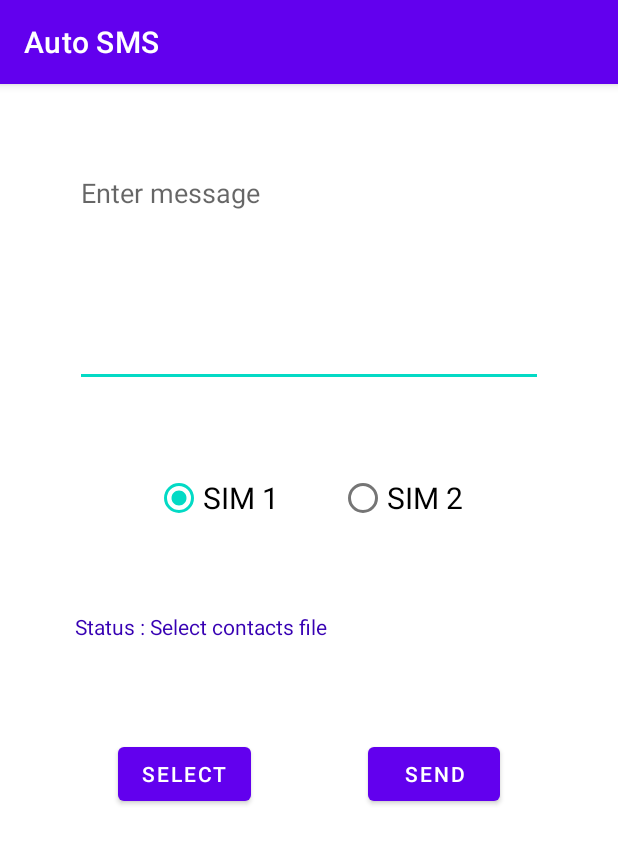
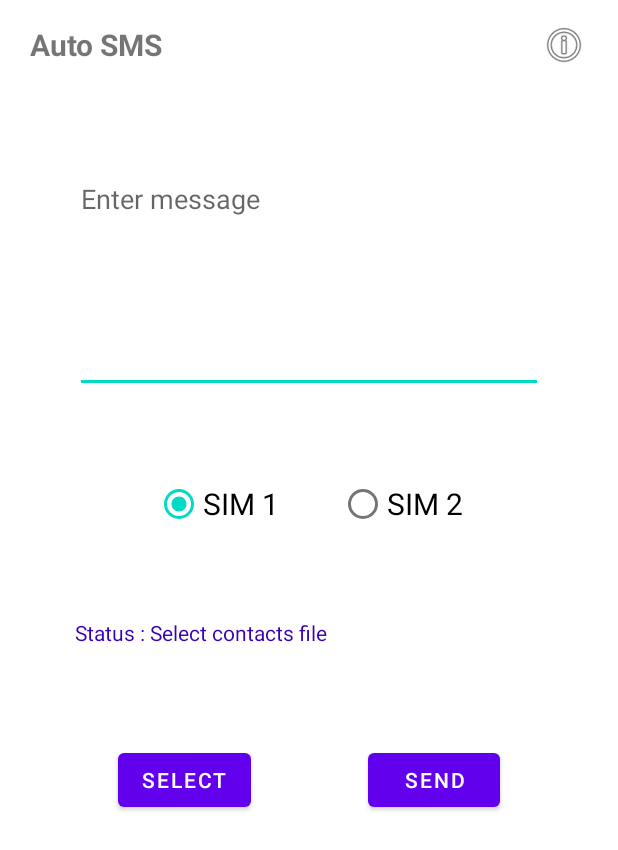
Before and after one commit to ujjwalkumar8577/AutoSMS, an Android app: the screen it shows after launch (SmsActivity), on a phone screen of 412 x 824 dp. Shown: the top 850 px of the screen. Run offline under Robolectric (Android 15) with nearby library versions, the phone set to English and light mode, and no system bars.

Commit message:
improved UI

```diff
--- a/app/src/main/res/layout/activity_sms.xml
+++ b/app/src/main/res/layout/activity_sms.xml
@@ -5,6 +5,35 @@
     android:layout_width="match_parent"
     android:layout_height="match_parent"
     tools:context=".SmsActivity">
+
+    <LinearLayout
+        android:id="@+id/linearLayout"
+        android:layout_width="match_parent"
+        android:layout_height="60dp"
+        android:gravity="center_vertical"
+        app:layout_constraintTop_toTopOf="parent"
+        app:layout_constraintBottom_toTopOf="@id/editTextMessage"
+        app:layout_constraintStart_toStartOf="parent"
+        app:layout_constraintEnd_toEndOf="parent"
+
+        android:orientation="horizontal">
+
+        <TextView
+            android:layout_width="wrap_content"
+            android:layout_height="wrap_content"
+            android:layout_marginStart="20dp"
+            android:text="@string/app_name"
+            android:textSize="20sp"
+            android:textStyle="bold"
+            android:layout_weight="1"/>
+
+        <ImageView
+            android:id="@+id/imageViewInfo"
+            android:layout_width="wrap_content"
+            android:layout_height="wrap_content"
+            android:layout_marginEnd="20dp"
+            app:srcCompat="@android:drawable/ic_menu_info_details" />
+    </LinearLayout>
 
     <EditText
         android:id="@+id/editTextMessage"
@@ -21,7 +50,7 @@
         app:layout_constraintBottom_toTopOf="@id/radioLayout"
         app:layout_constraintEnd_toEndOf="parent"
         app:layout_constraintStart_toStartOf="parent"
-        app:layout_constraintTop_toTopOf="parent" />
+        app:layout_constraintTop_toBottomOf="@id/linearLayout" />
 
     <androidx.constraintlayout.widget.ConstraintLayout
         android:id="@+id/radioLayout"
--- a/app/src/main/res/values-night/themes.xml
+++ b/app/src/main/res/values-night/themes.xml
@@ -1,6 +1,6 @@
 <resources xmlns:tools="http://schemas.android.com/tools">
     <!-- Base application theme. -->
-    <style name="Theme.AutoSMS" parent="Theme.MaterialComponents.DayNight.DarkActionBar">
+    <style name="Theme.AutoSMS" parent="Theme.MaterialComponents.DayNight.NoActionBar">
         <!-- Primary brand color. -->
         <item name="colorPrimary">@color/purple_200</item>
         <item name="colorPrimaryVariant">@color/black</item>
--- a/app/src/main/res/values/themes.xml
+++ b/app/src/main/res/values/themes.xml
@@ -1,6 +1,6 @@
 <resources xmlns:tools="http://schemas.android.com/tools">
     <!-- Base application theme. -->
-    <style name="Theme.AutoSMS" parent="Theme.MaterialComponents.DayNight.DarkActionBar">
+    <style name="Theme.AutoSMS" parent="Theme.MaterialComponents.Light.NoActionBar">
         <!-- Primary brand color. -->
         <item name="colorPrimary">@color/purple_500</item>
         <item name="colorPrimaryVariant">@color/purple_700</item>
```
Also changed, not shown: app/src/main/java/com/ujjwalkumar/autosms/SmsActivity.java (+26 -6 lines), app/src/main/res/layout/activity_main.xml (+26 -17 lines), app/src/main/res/mipmap-xhdpi/ic_launcher.png.
